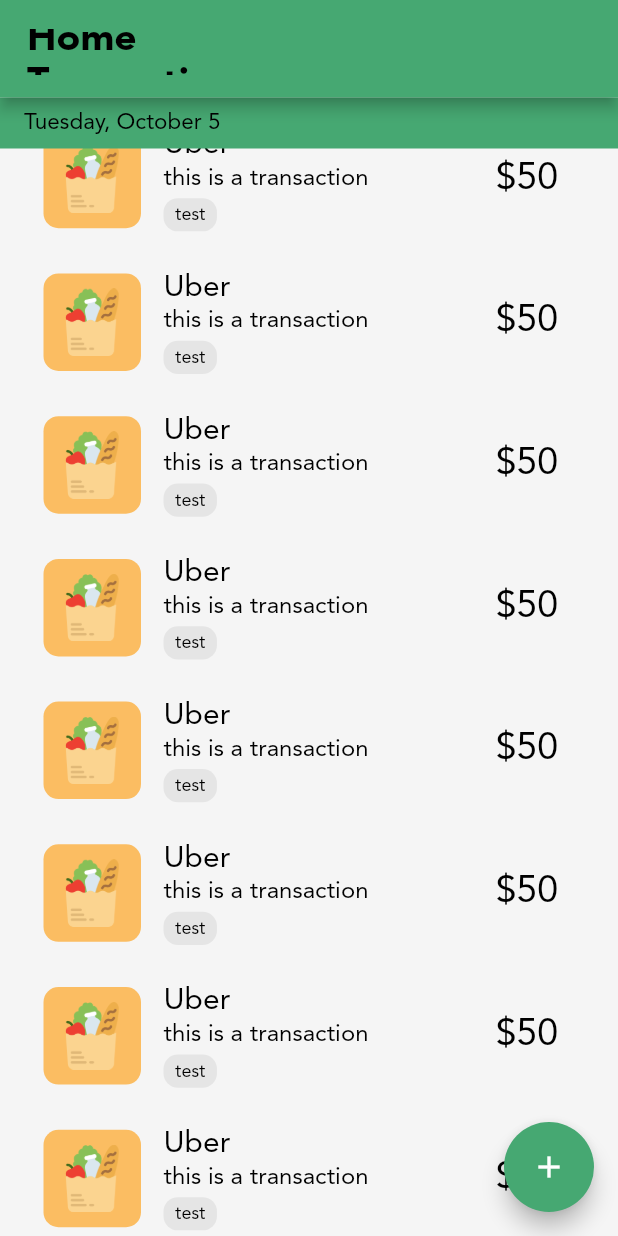
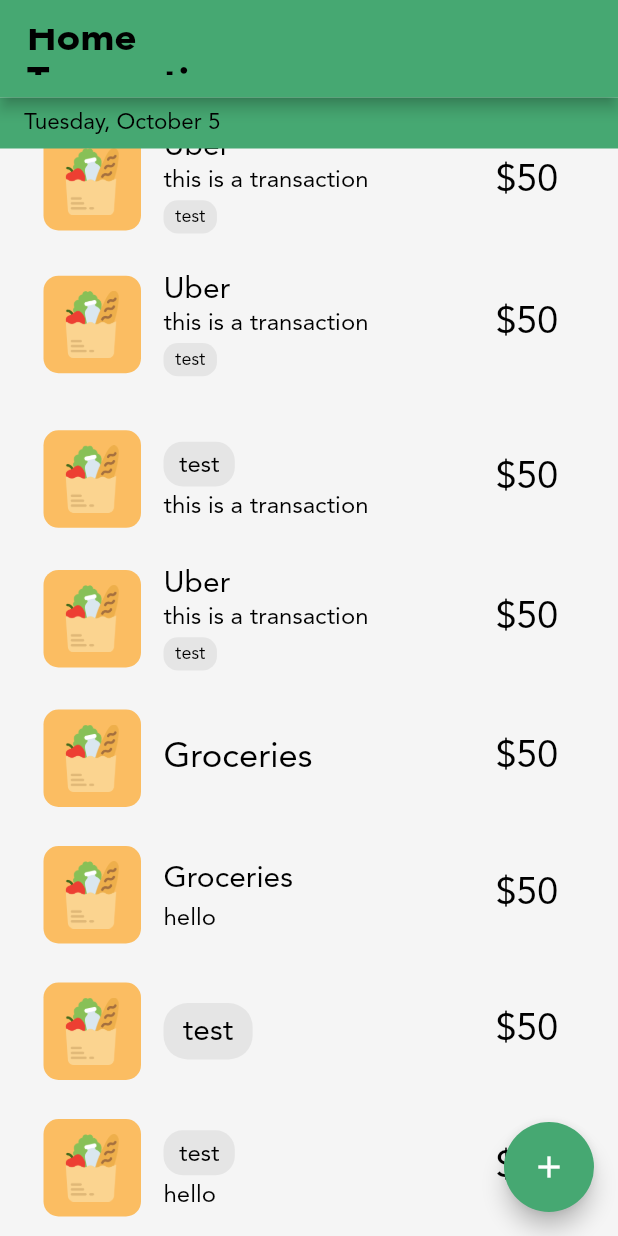
Before and after one commit to jameskokoska/Cashew, a Flutter app: the screen it shows after launch, scrolled down 1624 dp, on a phone screen of 412 x 824 dp. Run offline on Flutter 3.47's test engine with Material 2 defaults, Android fonts, the phone set to English and light mode, and no system bars; our stand-ins replace fl_chart, flutter_sticky_header, math_expressions, modal_bottom_sheet, moor, simple_animations; generated files the repository leaves out were written again.

Commit message:
fixed transaction entry formatting

```diff
--- a/budget/lib/pages/homePage.dart
+++ b/budget/lib/pages/homePage.dart
@@ -179,7 +179,7 @@
                       ),
                     );
                   },
-                  childCount: 40,
+                  childCount: 2,
                 ),
               ),
             ),
@@ -207,6 +207,50 @@
                     date: DateTime.now(),
                     note: "this is a transaction",
                     tagIDs: ["id1", "id2"],
+                  ),
+                ),
+                TransactionEntry(
+                  openPage: OpenTestPage(),
+                  transaction: Transaction(
+                    title: "",
+                    amount: 50,
+                    categoryID: "id",
+                    date: DateTime.now(),
+                    note: "",
+                    tagIDs: [],
+                  ),
+                ),
+                TransactionEntry(
+                  openPage: OpenTestPage(),
+                  transaction: Transaction(
+                    title: "",
+                    amount: 50,
+                    categoryID: "id",
+                    date: DateTime.now(),
+                    note: "hello",
+                    tagIDs: [],
+                  ),
+                ),
+                TransactionEntry(
+                  openPage: OpenTestPage(),
+                  transaction: Transaction(
+                    title: "",
+                    amount: 50,
+                    categoryID: "id",
+                    date: DateTime.now(),
+                    note: "",
+                    tagIDs: ["id"],
+                  ),
+                ),
+                TransactionEntry(
+                  openPage: OpenTestPage(),
+                  transaction: Transaction(
+                    title: "",
+                    amount: 50,
+                    categoryID: "id",
+                    date: DateTime.now(),
+                    note: "hello",
+                    tagIDs: ["id"],
                   ),
                 ),
               ],
--- a/budget/lib/widgets/transactionEntry.dart
+++ b/budget/lib/widgets/transactionEntry.dart
@@ -65,7 +65,8 @@
                                   text: transaction.title,
                                   fontSize: 20,
                                 )
-                              : Container(),
+                              : Container(
+                                  height: transaction.note == "" ? 0 : 7),
                           transaction.title == "" &&
                                   transaction.tagIDs.length > 0
                               ? TagIcon(
@@ -73,13 +74,13 @@
                                       title: "test",
                                       id: "test",
                                       categoryID: "id"),
-                                  size: 16)
+                                  size: transaction.note == "" ? 20 : 16)
                               : Container(),
                           transaction.title == "" &&
                                   transaction.tagIDs.length == 0
                               ? TextFont(
                                   text: category.title,
-                                  fontSize: 20,
+                                  fontSize: transaction.note == "" ? 23 : 20,
                                 )
                               : Container(),
                           transaction.title == "" && transaction.note != ""
```
